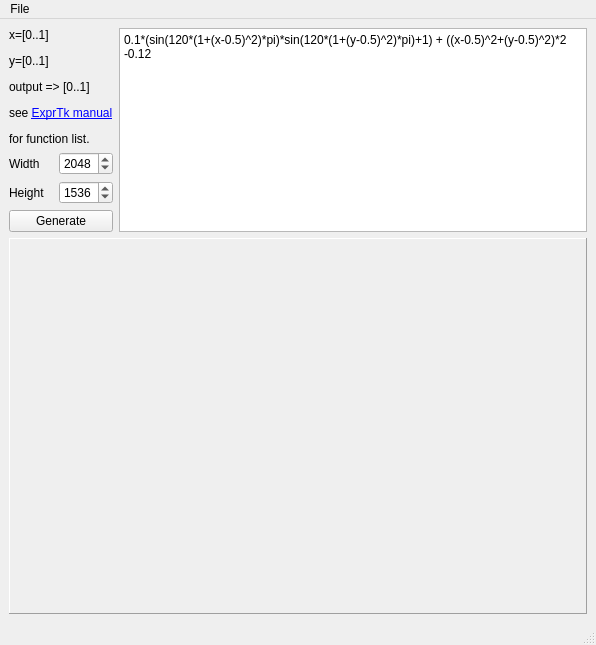
Above: FormulaGen.ui from gnudles/stereograma before the change. Below: the same form after it.
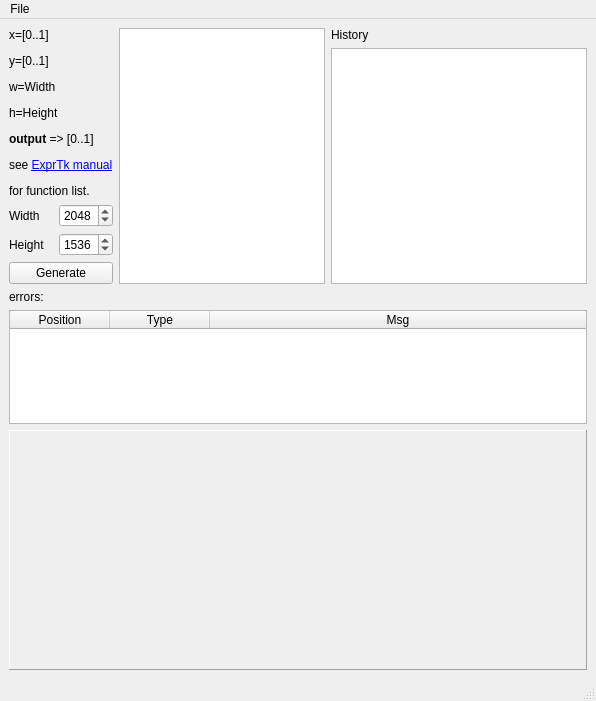
That is the form after the change. Icons and pictures are not drawn.

Commit message: Improved formula interface. fixed few bugs, added webp support. added small features.

Patch:
```diff
--- a/FormulaGen.ui
+++ b/FormulaGen.ui
@@ -7,16 +7,16 @@
     <x>0</x>
     <y>0</y>
     <width>596</width>
-    <height>645</height>
+    <height>701</height>
    </rect>
   </property>
   <property name="windowTitle">
    <string>Formula</string>
   </property>
   <widget class="QWidget" name="centralwidget">
-   <layout class="QVBoxLayout" name="verticalLayout_2" stretch="0,1">
+   <layout class="QVBoxLayout" name="verticalLayout_2" stretch="0,0,0,1">
     <item>
-     <layout class="QHBoxLayout" name="horizontalLayout">
+     <layout class="QHBoxLayout" name="horizontalLayout" stretch="0,2,0">
       <item>
        <layout class="QVBoxLayout" name="verticalLayout">
         <item>
@@ -28,7 +28,7 @@
            </sizepolicy>
           </property>
           <property name="text">
-           <string>&lt;html&gt;&lt;head/&gt;&lt;body&gt;&lt;p&gt;x=[0..1]&lt;/p&gt;&lt;p&gt;y=[0..1]&lt;/p&gt;&lt;p&gt;output =&amp;gt; [0..1]&lt;/p&gt;&lt;p&gt;see &lt;a href=&quot;https://github.com/ArashPartow/exprtk&quot;&gt;&lt;span style=&quot; text-decoration: underline; color:#0000ff;&quot;&gt;ExprTk manual&lt;/span&gt;&lt;/a&gt;&lt;/p&gt;&lt;p&gt;for function list.&lt;/p&gt;&lt;/body&gt;&lt;/html&gt;</string>
+           <string>&lt;html&gt;&lt;head/&gt;&lt;body&gt;&lt;p&gt;x=[0..1]&lt;/p&gt;&lt;p&gt;y=[0..1]&lt;/p&gt;&lt;p&gt;w=Width&lt;/p&gt;&lt;p&gt;h=Height&lt;/p&gt;&lt;p&gt;&lt;span style=&quot; font-weight:600;&quot;&gt;output&lt;/span&gt; =&amp;gt; [0..1]&lt;/p&gt;&lt;p&gt;see &lt;a href=&quot;https://github.com/ArashPartow/exprtk&quot;&gt;&lt;span style=&quot; text-decoration: underline; color:#0000ff;&quot;&gt;ExprTk manual&lt;/span&gt;&lt;/a&gt;&lt;/p&gt;&lt;p&gt;for function list.&lt;/p&gt;&lt;/body&gt;&lt;/html&gt;</string>
           </property>
           <property name="textFormat">
            <enum>Qt::RichText</enum>
@@ -116,12 +116,61 @@
          </sizepolicy>
         </property>
         <property name="plainText">
-         <string>0.1*(sin(120*(1+(x-0.5)^2)*pi)*sin(120*(1+(y-0.5)^2)*pi)+1) + ((x-0.5)^2+(y-0.5)^2)*2 -0.12</string>
+         <string/>
         </property>
        </widget>
       </item>
+      <item>
+       <layout class="QVBoxLayout" name="verticalLayout_3">
+        <item>
+         <widget class="QLabel" name="label_3">
+          <property name="text">
+           <string>History</string>
+          </property>
+         </widget>
+        </item>
+        <item>
+         <widget class="QListWidget" name="listWidget"/>
+        </item>
+       </layout>
+      </item>
      </layout>
     </item>
+    <item>
+     <widget class="QLabel" name="label_2">
+      <property name="text">
+       <string>errors:</string>
+      </property>
+     </widget>
+    </item>
+    <item>
+     <widget class="QTableWidget" name="errorTable">
+      <property name="editTriggers">
+       <set>QAbstractItemView::NoEditTriggers</set>
+      </property>
+      <property name="cornerButtonEnabled">
+       <bool>false</bool>
+      </property>
+      <attribute name="horizontalHeaderStretchLastSection">
+       <bool>true</bool>
+      </attribute>
+      <column>
+       <property name="text">
+        <string>Position</string>
+       </property>
+      </column>
+      <column>
+       <property name="text">
+        <string>Type</string>
+       </property>
+      </column>
+      <column>
+       <property name="text">
+        <string>Msg</string>
+       </property>
+      </column>
+     </widget>
+    </item>
     <item>
      <widget class="QLabel" name="imageViewArea">
       <property name="sizePolicy">
```
The commit also changes 35 other files.
